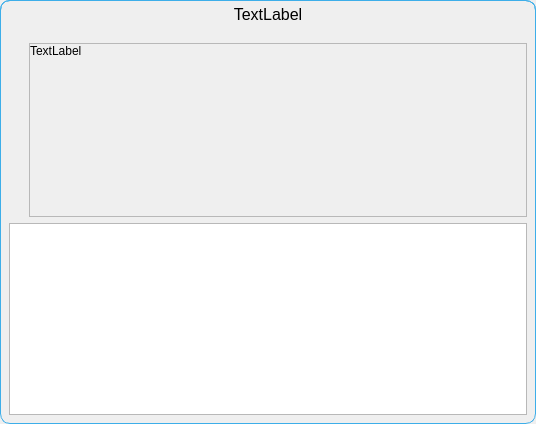
The window that ui/select_item_dialog.ui (TheCodingJsoftware/Invigo) describes before a commit, drawn with Qt 5.
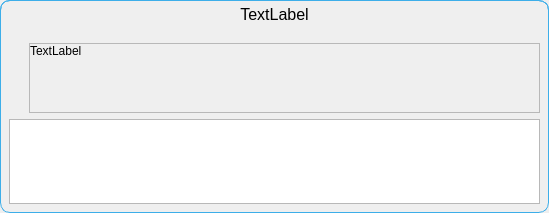
The same window after the commit.

Diff of the .ui file:
```diff
--- a/ui/select_item_dialog.ui
+++ b/ui/select_item_dialog.ui
@@ -6,8 +6,8 @@
    <rect>
     <x>0</x>
     <y>0</y>
-    <width>536</width>
-    <height>424</height>
+    <width>549</width>
+    <height>213</height>
    </rect>
   </property>
   <property name="windowTitle">
@@ -145,8 +145,8 @@
               <rect>
                <x>0</x>
                <y>0</y>
-               <width>486</width>
-               <height>162</height>
+               <width>499</width>
+               <height>69</height>
               </rect>
              </property>
              <layout class="QVBoxLayout" name="verticalLayout_4">
```
